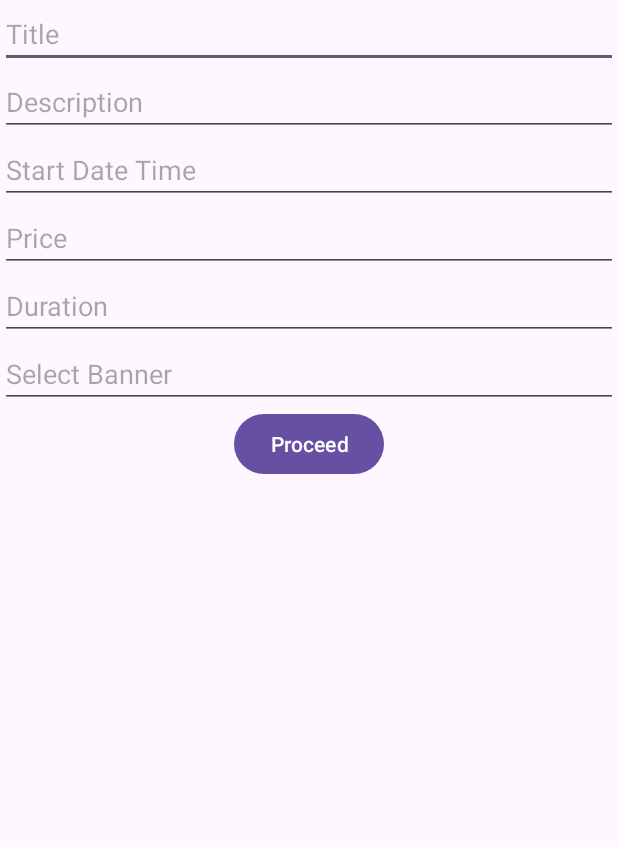
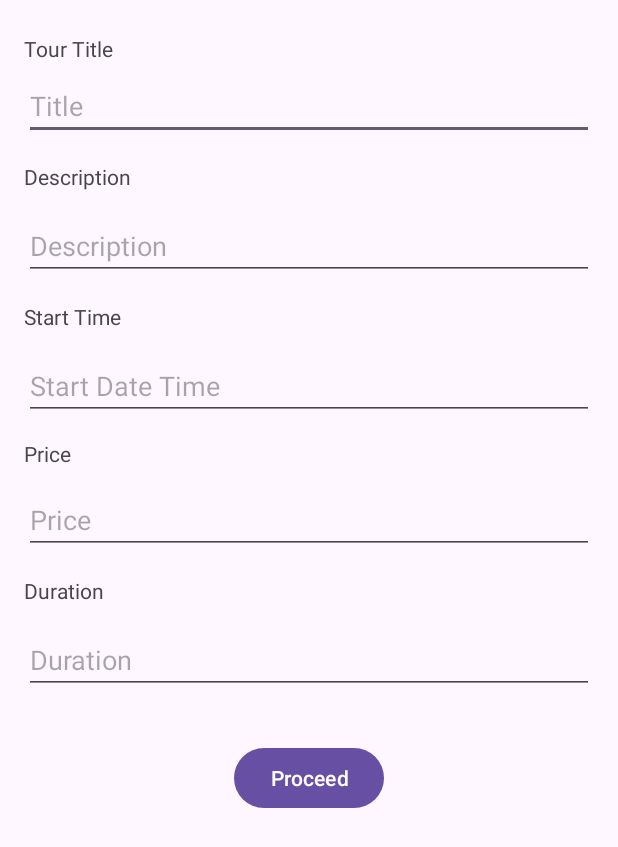
Before and after one commit to th-aslam0/W24_3175_G1_TourGuideMegaphone, an Android app: the EditTourAdActivity screen opened directly, with no data from a screen before it, after a tap on "Proceed", on a phone screen of 412 x 824 dp. Shown: the top 847 px of the screen. Run offline under Robolectric (Android 15) with nearby library versions, the phone set to English and light mode, and no system bars; 6 statements that could not run were skipped.

Commit message:
Tour sessions complete

```diff
--- a/app/src/main/java/com/example/tourguidemegaphone/EditTourAdActivity.java
+++ b/app/src/main/java/com/example/tourguidemegaphone/EditTourAdActivity.java
@@ -23,6 +23,8 @@ import retrofit2.Retrofit;
 import retrofit2.converter.gson.GsonConverterFactory;
 import retrofit2.http.Body;
 import retrofit2.http.POST;
+import retrofit2.http.PUT;
+import retrofit2.http.Path;
 
 public class EditTourAdActivity extends AppCompatActivity {
 
@@ -33,19 +35,25 @@ public class EditTourAdActivity extends AppCompatActivity {
         super.onCreate(savedInstanceState);
         EdgeToEdge.enable(this);
         setContentView(R.layout.activity_edit_tour_ad);
-        ViewCompat.setOnApplyWindowInsetsListener(findViewById(R.id.main), (v, insets) -> {
-            Insets systemBars = insets.getInsets(WindowInsetsCompat.Type.systemBars());
-            v.setPadding(systemBars.left, systemBars.top, systemBars.right, systemBars.bottom);
-            return insets;
-        });
+        Intent intent = getIntent();
+        TourModel tourData = (TourModel) intent.getSerializableExtra("tourData");
 
         // Initialize EditText fields
         editTextTitle = findViewById(R.id.editTextTitle);
+        editTextTitle.setText(tourData.getTourTitle());
+
         editTextDescription = findViewById(R.id.editTextDescription);
+        editTextDescription.setText(tourData.getTourDescription());
+
         editTextStartDateTime = findViewById(R.id.editTextStartDateTime);
+        editTextStartDateTime.setText(tourData.getTourStartTime());
+
         editTextPrice = findViewById(R.id.editTextPrice);
+        editTextPrice.setText(Double.toString(tourData.getTourPrice()));
+
         editTextDuration = findViewById(R.id.editTextDuration);
-        editTextBanner = findViewById(R.id.editTextBanner);
+        editTextDuration.setText(tourData.getTourDuration());
+
 
         Button updateButton = findViewById(R.id.buttonUpdate);
 
@@ -59,9 +67,8 @@ public class EditTourAdActivity extends AppCompatActivity {
                 String startDateTime = editTextStartDateTime.getText().toString();
                 String price = editTextPrice.getText().toString();
                 String duration = editTextDuration.getText().toString();
-                String banner = editTextBanner.getText().toString();
 
-                update(title, description, startDateTime, price, duration,banner);
+                update(tourData._id, title, description, startDateTime, price, duration);
 
                 // Proceed to TourSessionDetailsActivity
 //                Intent intent = new Intent(PaymentProcessActivity.this, TourSessionDetailsActivity.class);
@@ -70,38 +77,38 @@ public class EditTourAdActivity extends AppCompatActivity {
         });
     }
 
-    private void update(String title, String description, String startDateTime,
-                        String price, String duration,String banner) {
+    private void update(String _id,String title, String description, String startDateTime,
+                        String price, String duration) {
         Retrofit retrofit = new Retrofit.Builder()
                 .baseUrl("https://tourguidemegaphone-e5d7117dd068.herokuapp.com/") // Replace this with your API base URL
                 .addConverterFactory(GsonConverterFactory.create())
                 .build();
 
-        EditTourAdActivity.ApiService apiService = retrofit.create(EditTourAdActivity.ApiService.class);
+        ApiService apiService = retrofit.create(ApiService.class);
 
-        EditTourAdActivity.UpdateRequest updateRequest = new EditTourAdActivity.UpdateRequest(title, description, startDateTime, price, duration,banner);
+        UpdateRequest updateRequest = new UpdateRequest(title, description, startDateTime, price, duration);
 
-        Call<EditTourAdActivity.UpdateResponse> call = apiService.signup(updateRequest);
+        Call<UpdateResponse> call = apiService.update(_id, updateRequest);
 
         call.enqueue(new Callback<EditTourAdActivity.UpdateResponse>() {
             @Override
-            public void onResponse(Call<EditTourAdActivity.UpdateResponse> call, Response<EditTourAdActivity.UpdateResponse> response) {
+            public void onResponse(Call<UpdateResponse> call, Response<UpdateResponse> response) {
                 if (response.isSuccessful()) {
-                    EditTourAdActivity.UpdateResponse signUpResponse = response.body();
-                    String token = signUpResponse.getToken();
-                    Log.d("DEBUF", "onResponse: " + signUpResponse);
+                    UpdateResponse signUpResponse = response.body();
+                    TourModel updatedTour = signUpResponse.updatedTour();
+                    Log.d("DEBUF", "onResponse: " + updatedTour);
+                    Toast.makeText(EditTourAdActivity.this, "Tour Updated", Toast.LENGTH_SHORT).show();
 
-                    Intent intent = new Intent(EditTourAdActivity.this, TourGuideHomeActivity.class);
+                    Intent intent = new Intent(EditTourAdActivity.this, ViewTourGuideSessionsActivity.class);
                     startActivity(intent);
-                    // Handle successful login, e.g., save token to SharedPreferences
                 } else {
                     // Handle unsuccessful login
-                    Toast.makeText(EditTourAdActivity.this, "Login failed", Toast.LENGTH_SHORT).show();
+                    Toast.makeText(EditTourAdActivity.this, "Failed to update", Toast.LENGTH_SHORT).show();
                 }
             }
 
             @Override
-            public void onFailure(Call<EditTourAdActivity.UpdateResponse> call, Throwable t) {
+            public void onFailure(Call<UpdateResponse> call, Throwable t) {
                 Log.d("DEBUF", "onError: " + t.getMessage());
                 // Handle failure
                 Toast.makeText(EditTourAdActivity.this, "Login failed: " + t.getMessage(), Toast.LENGTH_SHORT).show();
@@ -110,42 +117,38 @@ public class EditTourAdActivity extends AppCompatActivity {
     }
 
     public class UpdateRequest {
-        @SerializedName("title")
-        private String title;
-        @SerializedName("description")
-        private String description;
-        @SerializedName("startDateTime")
-        private String startDateTime;
-        @SerializedName("price")
-        private String price;
+        @SerializedName("tourTitle")
+        private String tourTitle;
+        @SerializedName("tourDescription")
+        private String tourDescription;
+        @SerializedName("tourStartTime")
+        private String tourStartTime;
+        @SerializedName("tourPrice")
+        private String tourPrice;
 
-        @SerializedName("duration")
-        private String duration;
-
-        @SerializedName("banner")
-        private String banner;
+        @SerializedName("tourDuration")
+        private String tourDuration;
 
         public UpdateRequest(String title, String description, String startDateTime,
-                             String price, String duration,String banner) {
-            this.title= title;
-            this.description = description;
-            this.startDateTime = startDateTime;
-            this.price = price;
-            this.duration = duration;
-            this.banner = banner;
+                             String price, String duration) {
+            this.tourTitle= title;
+            this.tourDescription = description;
+            this.tourStartTime = startDateTime;
+            this.tourPrice = price;
+            this.tourDuration = duration;
         }
     }
 
     public class UpdateResponse {
-        @SerializedName("token")
-        private String message;
+        @SerializedName("updatedTour")
+        private TourModel updatedTour;
 
-        public String getToken() {
-            return message;
+        public TourModel updatedTour() {
+            return updatedTour;
         }
     }
     public interface ApiService {
-        @POST("update")
-        Call<EditTourAdActivity.UpdateResponse> signup(@Body EditTourAdActivity.UpdateRequest updateRequest);
+        @PUT("tours/{id}")
+        Call<UpdateResponse> update(@Path("id") String id, @Body UpdateRequest updateRequest);
     }
 }
--- a/app/src/main/res/layout/activity_edit_tour_ad.xml
+++ b/app/src/main/res/layout/activity_edit_tour_ad.xml
@@ -15,8 +15,10 @@
         android:id="@+id/editTextTitle"
         android:layout_width="0dp"
         android:layout_height="wrap_content"
+        android:layout_marginTop="32dp"
         android:hint="Title"
         app:layout_constraintEnd_toEndOf="parent"
+        app:layout_constraintHorizontal_bias="0.0"
         app:layout_constraintStart_toStartOf="parent"
         app:layout_constraintTop_toTopOf="parent" />
 
@@ -24,9 +26,11 @@
         android:id="@+id/editTextDescription"
         android:layout_width="0dp"
         android:layout_height="wrap_content"
+        android:layout_marginTop="48dp"
         android:hint="Description"
         android:inputType="textMultiLine"
         app:layout_constraintEnd_toEndOf="parent"
+        app:layout_constraintHorizontal_bias="0.0"
         app:layout_constraintStart_toStartOf="parent"
         app:layout_constraintTop_toBottomOf="@+id/editTextTitle" />
 
@@ -34,9 +38,11 @@
         android:id="@+id/editTextStartDateTime"
         android:layout_width="0dp"
         android:layout_height="wrap_content"
+        android:layout_marginTop="48dp"
         android:hint="Start Date Time"
         android:inputType="datetime"
         app:layout_constraintEnd_toEndOf="parent"
+        app:layout_constraintHorizontal_bias="0.0"
         app:layout_constraintStart_toStartOf="parent"
         app:layout_constraintTop_toBottomOf="@+id/editTextDescription" />
 
@@ -44,40 +50,81 @@
         android:id="@+id/editTextPrice"
         android:layout_width="0dp"
         android:layout_height="wrap_content"
+        android:layout_marginTop="44dp"
         android:hint="Price"
         android:inputType="numberDecimal"
         app:layout_constraintEnd_toEndOf="parent"
+        app:layout_constraintHorizontal_bias="0.0"
         app:layout_constraintStart_toStartOf="parent"
         app:layout_constraintTop_toBottomOf="@+id/editTextStartDateTime" />
 
+    <!-- Update button -->
     <EditText
         android:id="@+id/editTextDuration"
         android:layout_width="0dp"
         android:layout_height="wrap_content"
+        android:layout_marginTop="48dp"
         android:hint="Duration"
         android:inputType="number"
         app:layout_constraintEnd_toEndOf="parent"
+        app:layout_constraintHorizontal_bias="0.0"
         app:layout_constraintStart_toStartOf="parent"
         app:layout_constraintTop_toBottomOf="@+id/editTextPrice" />
 
-    <EditText
-        android:id="@+id/editTextBanner"
-        android:layout_width="0dp"
+    <Button
+        android:id="@+id/buttonUpdate"
+        android:layout_width="wrap_content"
         android:layout_height="wrap_content"
-        android:hint="Select Banner"
-        android:inputType="text"
+        android:layout_marginTop="32dp"
+        android:text="Proceed"
         app:layout_constraintEnd_toEndOf="parent"
         app:layout_constraintStart_toStartOf="parent"
         app:layout_constraintTop_toBottomOf="@+id/editTextDuration" />
 
-    <!-- Update button -->
-    <Button
-        android:id="@+id/buttonUpdate"
+    <TextView
+        android:id="@+id/textView3"
         android:layout_width="wrap_content"
         android:layout_height="wrap_content"
-        android:text="Proceed"
+        android:text="Tour Title"
+        app:layout_constraintBottom_toTopOf="@+id/editTextTitle"
         app:layout_constraintStart_toStartOf="parent"
-        app:layout_constraintEnd_toEndOf="parent"
-        app:layout_constraintTop_toBottomOf="@id/editTextBanner" />
+        app:layout_constraintTop_toTopOf="parent" />
+
+    <TextView
+        android:id="@+id/textView3"
+        android:layout_width="wrap_content"
+        android:layout_height="wrap_content"
+        android:text="Description"
+        app:layout_constraintBottom_toTopOf="@+id/editTextDescription"
+        app:layout_constraintStart_toStartOf="parent"
+        app:layout_constraintTop_toBottomOf="@+id/editTextTitle"
+        app:layout_constraintVertical_bias="0.517" />
+
+    <TextView
+        android:id="@+id/textView4"
+        android:layout_width="wrap_content"
+        android:layout_height="wrap_content"
+        android:text="Start Time"
+        app:layout_constraintBottom_toTopOf="@+id/editTextStartDateTime"
+        app:layout_constraintStart_toStartOf="parent"
+        app:layout_constraintTop_toBottomOf="@+id/editTextDescription" />
+
+    <TextView
+        android:id="@+id/textView5"
+        android:layout_width="wrap_content"
+        android:layout_height="wrap_content"
+        android:text="Price"
+        app:layout_constraintBottom_toTopOf="@+id/editTextPrice"
+        app:layout_constraintStart_toStartOf="parent"
+        app:layout_constraintTop_toBottomOf="@+id/editTextStartDateTime" />
+
+    <TextView
+        android:id="@+id/textView6"
+        android:layout_width="wrap_content"
+        android:layout_height="wrap_content"
+        android:text="Duration"
+        app:layout_constraintBottom_toTopOf="@+id/editTextDuration"
+        app:layout_constraintStart_toStartOf="parent"
+        app:layout_constraintTop_toBottomOf="@+id/editTextPrice" />
 
 </androidx.constraintlayout.widget.ConstraintLayout>
--- a/app/src/main/res/layout/tour_rv_item.xml
+++ b/app/src/main/res/layout/tour_rv_item.xml
@@ -3,7 +3,7 @@
     xmlns:app="http://schemas.android.com/apk/res-auto"
     xmlns:tools="http://schemas.android.com/tools"
     android:layout_width="match_parent"
-    android:layout_height="match_parent">
+    android:layout_height="wrap_content">
 
     <TextView
         android:id="@+id/t_rv_item_title"
```
Also changed, not shown: app/src/main/java/com/example/tourguidemegaphone/TourModel.java (+26 -1 lines), app/src/main/java/com/example/tourguidemegaphone/ViewTourGuideSessionsActivity.java (+45 -5 lines).
